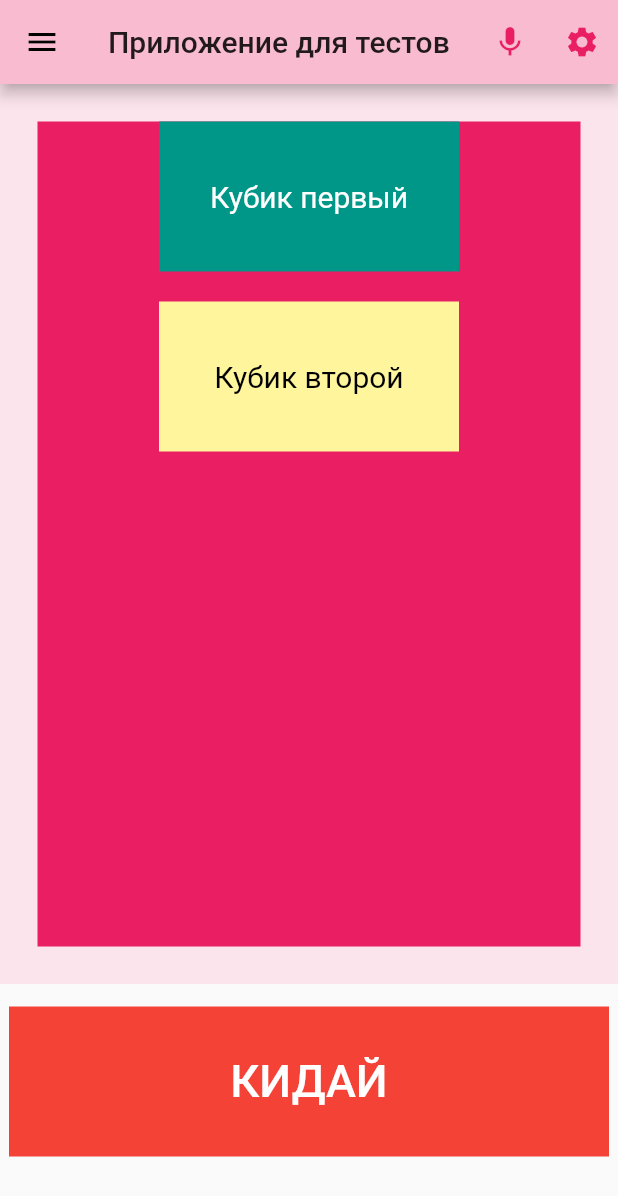
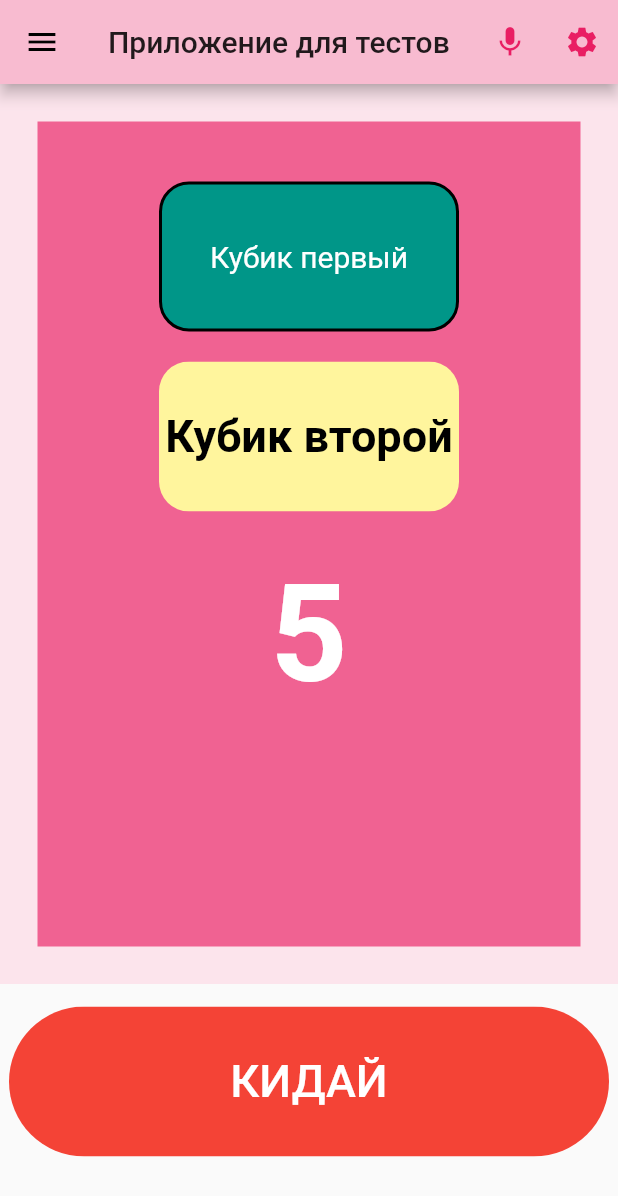
Before and after one commit to IgorLIS/flut_log_ui, a Flutter app: the screen it shows after launch, on a phone screen of 412 x 824 dp. Shown: the top 1196 px of the screen. Run offline on Flutter 3.47's test engine with Material 2 defaults, Android fonts, the phone set to English and light mode, and no system bars.

Commit message:
BoxDecor

```diff
--- a/hi/lib/main.dart
+++ b/hi/lib/main.dart
@@ -1,6 +1,6 @@
 import 'package:flutter/material.dart';
 
-void main()=> runApp(MyApp());
+void main() => runApp(MyApp());
 
 class MyApp extends StatelessWidget {
   @override
@@ -9,6 +9,7 @@ class MyApp extends StatelessWidget {
       title: 'fist programm',
       debugShowCheckedModeBanner: false,
       theme: ThemeData(
+
         primaryColor: Colors.pink[100],
       ),
       home: OnePage(),
@@ -24,9 +25,18 @@ class OnePage extends StatelessWidget {
         leading: Icon(Icons.menu),
         title: Text('Приложение для тестов'),
         actions: <Widget>[
-          IconButton(icon: Icon(Icons.mic, color: Colors.pink,), onPressed: null),
-          IconButton(icon: Icon(Icons.settings, color: Colors.pink,), onPressed: null),
-
+          IconButton(
+              icon: Icon(
+                Icons.mic,
+                color: Colors.pink,
+              ),
+              onPressed: null),
+          IconButton(
+              icon: Icon(
+                Icons.settings,
+                color: Colors.pink,
+              ),
+              onPressed: null),
         ],
       ),
       body: Column(
@@ -35,33 +45,62 @@ class OnePage extends StatelessWidget {
             padding: EdgeInsets.all(25.0),
             color: Colors.pink[50],
             child: Center(
-                child:
-              Container(
+              child: Container(
                 width: 400,
                 height: 550,
-              color: Colors.pink,
+                color: Colors.pink[300],
                 child: Column(
-
                   children: <Widget>[
+                    SizedBox(
+                      height: 40,
+                    ),
                     Container(
                         width: 200,
                         height: 100,
+                        decoration: BoxDecoration(
                           color: Colors.teal,
+                          border: Border.all(width:2.0),
+                          borderRadius: BorderRadius.circular(20),
+                        ),
                         child: Center(
-                    child: Text('Кубик первый', style: TextStyle(color: Colors.white, fontSize: 20, ),),
-                  )
+                          child: Text(
+                            'Кубик первый',
+                            style: TextStyle(
+                              color: Colors.white,
+                              fontSize: 20,
                             ),
-                SizedBox(height: 20, ),
-                Container(
+                          ),
+                        )),
+                    SizedBox(
+                      height: 20,
+                    ),
+                    ClipRRect(
+                      child: Container(
                         width: 200,
                         height: 100,
                         color: Colors.yellow[200],
                         child: Center(
-                    child: Text('Кубик второй', style: TextStyle(color: Colors.black, fontSize: 20, ),
+                          child: Text(
+                            'Кубик второй',
+                            style: TextStyle(
+                              color: Colors.black,
+                              fontSize: 30, fontWeight: FontWeight.bold,
                             ),
                           ),
                         ),
-
+                      ),
+                      borderRadius: BorderRadius.circular(20.0),
+                    ),
+                    SizedBox(
+                      height: 30,
+                    ),
+                    Text(
+                      '5',
+                      style: TextStyle(
+                          color: Colors.white,
+                          fontSize: 90,
+                          fontWeight: FontWeight.bold),
+                    ),
                   ],
                 ),
                 // decoration: BoxDecoration(
@@ -71,17 +110,30 @@ class OnePage extends StatelessWidget {
                 //   ),
                 //   // borderRadius:BorderRadius.circular(12),
                 // ),
-            ),),
               ),
-            SizedBox(height: 15 ,),
-          Container(
-
+            ),
+          ),
+          SizedBox(
+            height: 15,
+          ),
+          ClipRRect(
+            child: Container(
               width: 400,
               height: 100,
               color: Colors.red,
-            child: FlatButton(onPressed: null, child: Text('КИДАЙ', style: TextStyle(color:Colors.white, fontSize: 30, ),),),
-
-          )
+              child: FlatButton(
+                onPressed: null,
+                child: Text(
+                  'КИДАЙ',
+                  style: TextStyle(
+                    color: Colors.white,
+                    fontSize: 30,
+                  ),
+                ),
+              ),
+            ),
+            borderRadius: BorderRadius.circular(60),
+          ),
         ],
       ),
     );
```
Lines whose indentation alone changed are shown as unchanged.
